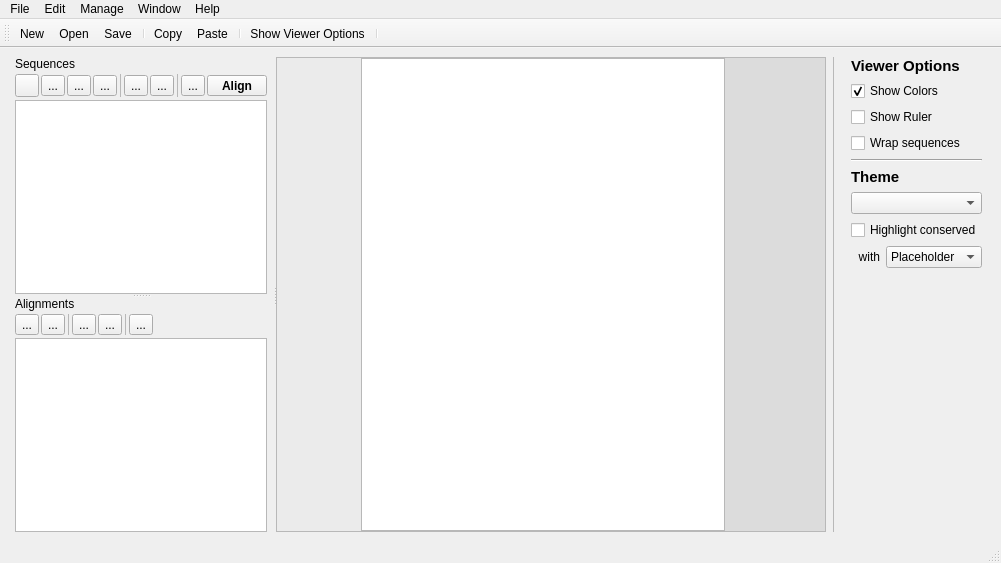
This is linnaeo.ui in beowulfey/Linnaeo as Qt 5 draws it before an edit. The edited form follows.
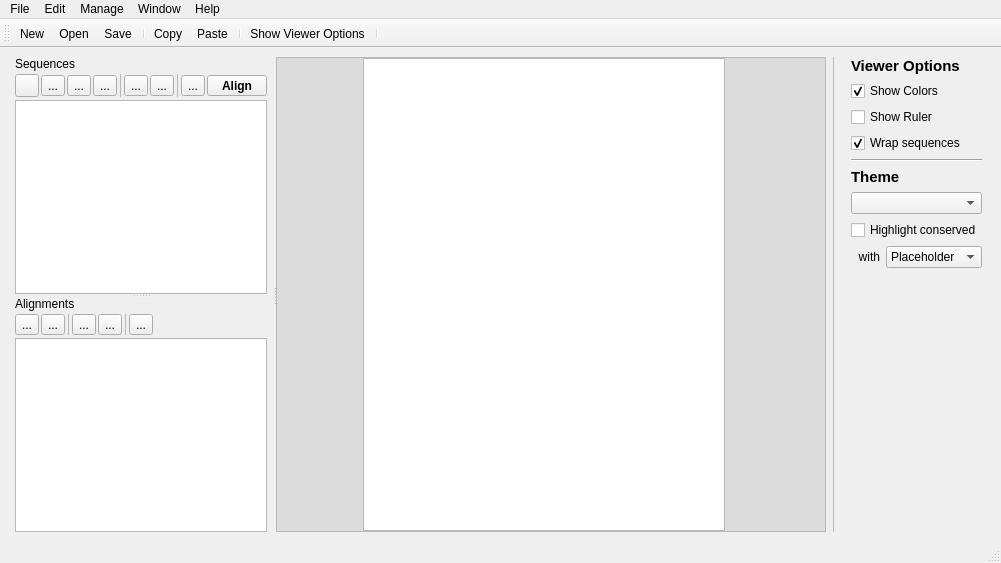
This is the edited form. Icons and pictures are not drawn. Custom widgets are drawn as their Qt base class.

```diff
--- a/linnaeo.ui
+++ b/linnaeo.ui
@@ -521,7 +521,7 @@
            <number>0</number>
           </property>
           <item>
-           <widget class="QPlainTextEdit" name="namesEdit">
+           <widget class="QTextEdit" name="namesEdit">
             <property name="sizePolicy">
              <sizepolicy hsizetype="Fixed" vsizetype="Expanding">
               <horstretch>0</horstretch>
@@ -535,7 +535,7 @@
              </size>
             </property>
             <property name="styleSheet">
-             <string notr="true">background-color: rgb(235,235,235);</string>
+             <string notr="true">background-color: rgb(235,235,235);background-color: rgb(220,220,220);padding-top: 1px;</string>
             </property>
             <property name="frameShape">
              <enum>QFrame::NoFrame</enum>
@@ -569,11 +569,14 @@
              <enum>Qt::ScrollBarAlwaysOff</enum>
             </property>
             <property name="sizeAdjustPolicy">
-             <enum>QAbstractScrollArea::AdjustToContents</enum>
+             <enum>QAbstractScrollArea::AdjustIgnored</enum>
             </property>
             <property name="undoRedoEnabled">
              <bool>false</bool>
             </property>
+            <property name="lineWrapMode">
+             <enum>QTextEdit::NoWrap</enum>
+            </property>
             <property name="html">
              <string>&lt;!DOCTYPE HTML PUBLIC &quot;-//W3C//DTD HTML 4.0//EN&quot; &quot;http://www.w3.org/TR/REC-html40/strict.dtd&quot;&gt;
 &lt;html&gt;&lt;head&gt;&lt;meta name=&quot;qrichtext&quot; content=&quot;1&quot; /&gt;&lt;style type=&quot;text/css&quot;&gt;
@@ -715,6 +718,9 @@
          <property name="text">
           <string>Wrap sequences</string>
          </property>
+         <property name="checked">
+          <bool>true</bool>
+         </property>
         </widget>
        </item>
        <item>
```
Left out of the diff: 9 changed lines with no effect on the pictures.
